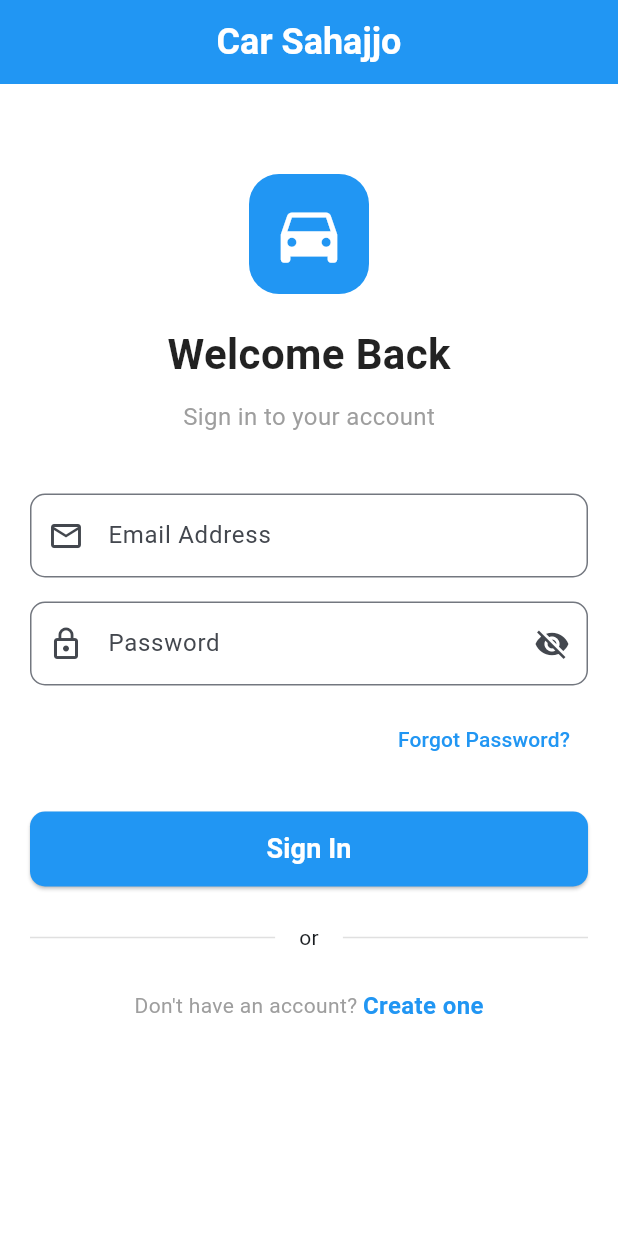
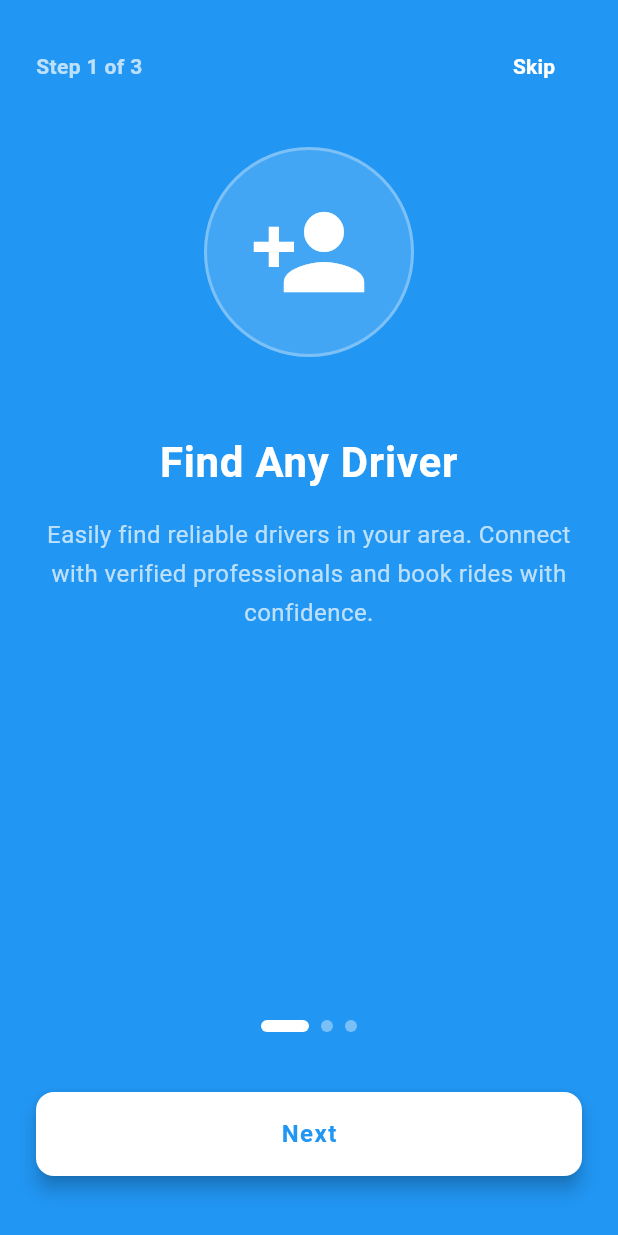
Before and after one commit to Rabbanihosni10/project_car_Sahajjo, a Flutter app: the screen it shows after launch, on a phone screen of 412 x 824 dp. Run offline on Flutter 3.47's test engine with Material 3 defaults, Android fonts, the phone set to English and light mode, and no system bars.

Commit message:
Onboarding Pages add

```diff
--- /dev/null
+++ b/lib/screens/onboarding_page.dart
@@ -0,0 +1,202 @@
+import 'package:flutter/material.dart';
+
+class OnboardingPage extends StatefulWidget {
+  final String title;
+  final String description;
+  final IconData icon;
+  final Color backgroundColor;
+  final int pageNumber;
+  final int totalPages;
+  final VoidCallback onNext;
+  final VoidCallback onSkip;
+
+  const OnboardingPage({
+    super.key,
+    required this.title,
+    required this.description,
+    required this.icon,
+    required this.backgroundColor,
+    required this.pageNumber,
+    required this.totalPages,
+    required this.onNext,
+    required this.onSkip,
+  });
+
+  @override
+  State<OnboardingPage> createState() => _OnboardingPageState();
+}
+
+class _OnboardingPageState extends State<OnboardingPage>
+    with SingleTickerProviderStateMixin {
+  late AnimationController _animationController;
+  late Animation<double> _fadeAnimation;
+  late Animation<Offset> _slideAnimation;
+  late Animation<double> _scaleAnimation;
+
+  @override
+  void initState() {
+    super.initState();
+
+    _animationController = AnimationController(
+      duration: const Duration(milliseconds: 1200),
+      vsync: this,
+    );
+
+    _fadeAnimation = Tween<double>(begin: 0.0, end: 1.0).animate(
+      CurvedAnimation(parent: _animationController, curve: Curves.easeIn),
+    );
+
+    _slideAnimation =
+        Tween<Offset>(begin: const Offset(0, 0.3), end: Offset.zero).animate(
+          CurvedAnimation(parent: _animationController, curve: Curves.easeOut),
+        );
+
+    _scaleAnimation = Tween<double>(begin: 0.8, end: 1.0).animate(
+      CurvedAnimation(parent: _animationController, curve: Curves.easeOutBack),
+    );
+
+    _animationController.forward();
+  }
+
+  @override
+  void dispose() {
+    _animationController.dispose();
+    super.dispose();
+  }
+
+  @override
+  Widget build(BuildContext context) {
+    return Scaffold(
+      backgroundColor: widget.backgroundColor,
+      body: SafeArea(
+        child: Padding(
+          padding: const EdgeInsets.symmetric(horizontal: 24.0, vertical: 20),
+          child: Column(
+            children: [
+              // Header with skip button
+              Row(
+                mainAxisAlignment: MainAxisAlignment.spaceBetween,
+                children: [
+                  Text(
+                    'Step ${widget.pageNumber} of ${widget.totalPages}',
+                    style: const TextStyle(
+                      fontSize: 14,
+                      fontWeight: FontWeight.w600,
+                      color: Colors.white70,
+                    ),
+                  ),
+                  TextButton(
+                    onPressed: widget.onSkip,
+                    child: const Text(
+                      'Skip',
+                      style: TextStyle(
+                        fontSize: 14,
+                        fontWeight: FontWeight.w600,
+                        color: Colors.white,
+                      ),
+                    ),
+                  ),
+                ],
+              ),
+              const SizedBox(height: 30),
+              // Animated Icon
+              ScaleTransition(
+                scale: _scaleAnimation,
+                child: Container(
+                  width: 140,
+                  height: 140,
+                  decoration: BoxDecoration(
+                    color: Colors.white.withOpacity(0.15),
+                    shape: BoxShape.circle,
+                    border: Border.all(
+                      color: Colors.white.withOpacity(0.3),
+                      width: 2,
+                    ),
+                  ),
+                  child: Icon(widget.icon, size: 80, color: Colors.white),
+                ),
+              ),
+              const SizedBox(height: 50),
+              // Animated Title and Description
+              FadeTransition(
+                opacity: _fadeAnimation,
+                child: SlideTransition(
+                  position: _slideAnimation,
+                  child: Column(
+                    children: [
+                      Text(
+                        widget.title,
+                        textAlign: TextAlign.center,
+                        style: const TextStyle(
+                          fontSize: 28,
+                          fontWeight: FontWeight.bold,
+                          color: Colors.white,
+                          letterSpacing: 0.5,
+                        ),
+                      ),
+                      const SizedBox(height: 16),
+                      Text(
+                        widget.description,
+                        textAlign: TextAlign.center,
+                        style: const TextStyle(
+                          fontSize: 16,
+                          color: Colors.white70,
+                          height: 1.6,
+                          letterSpacing: 0.3,
+                        ),
+                      ),
+                    ],
+                  ),
+                ),
+              ),
+              const Spacer(),
+              // Progress Indicator
+              Row(
+                mainAxisAlignment: MainAxisAlignment.center,
+                children: List.generate(
+                  widget.totalPages,
+                  (index) => Container(
+                    width: index == widget.pageNumber - 1 ? 32 : 8,
+                    height: 8,
+                    margin: const EdgeInsets.symmetric(horizontal: 4),
+                    decoration: BoxDecoration(
+                      color: index == widget.pageNumber - 1
+                          ? Colors.white
+                          : Colors.white.withOpacity(0.4),
+                      borderRadius: BorderRadius.circular(4),
+                    ),
+                  ),
+                ),
+              ),
+              const SizedBox(height: 40),
+              // Next Button
+              ElevatedButton(
+                onPressed: widget.onNext,
+                style: ElevatedButton.styleFrom(
+                  backgroundColor: Colors.white,
+                  foregroundColor: widget.backgroundColor,
+                  minimumSize: const Size(double.infinity, 56),
+                  shape: RoundedRectangleBorder(
+                    borderRadius: BorderRadius.circular(12),
+                  ),
+                  elevation: 5,
+                ),
+                child: Text(
+                  widget.pageNumber == widget.totalPages
+                      ? 'Get Started'
+                      : 'Next',
+                  style: const TextStyle(
+                    fontSize: 16,
+                    fontWeight: FontWeight.bold,
+                    letterSpacing: 1,
+                  ),
+                ),
+              ),
+              const SizedBox(height: 20),
+            ],
+          ),
+        ),
+      ),
+    );
+  }
+}
--- /dev/null
+++ b/lib/screens/onboarding_screen.dart
@@ -0,0 +1,73 @@
+import 'package:flutter/material.dart';
+import 'onboarding_page.dart';
+import 'sign_in_screen.dart';
+
+class OnboardingScreen extends StatefulWidget {
+  const OnboardingScreen({super.key});
+
+  @override
+  State<OnboardingScreen> createState() => _OnboardingScreenState();
+}
+
+class _OnboardingScreenState extends State<OnboardingScreen> {
+  int currentPage = 1;
+  final int totalPages = 3;
+
+  final List<Map<String, dynamic>> onboardingData = [
+    {
+      'title': 'Find Any Driver',
+      'description':
+          'Easily find reliable drivers in your area. Connect with verified professionals and book rides with confidence.',
+      'icon': Icons.person_add,
+      'color': const Color(0xFF2196F3),
+    },
+    {
+      'title': 'Find Car Parts',
+      'description':
+          'Browse and purchase genuine car parts from trusted sellers. Get exactly what you need for your vehicle maintenance.',
+      'icon': Icons.build,
+      'color': const Color(0xFF00BCD4),
+    },
+    {
+      'title': 'Find Nearest Garage',
+      'description':
+          'Locate the nearest service garage to you. Check ratings, services, and book appointments instantly.',
+      'icon': Icons.location_on,
+      'color': const Color(0xFF009688),
+    },
+  ];
+
+  void _nextPage() {
+    if (currentPage < totalPages) {
+      setState(() {
+        currentPage++;
+      });
+    } else {
+      Navigator.of(context).pushReplacement(
+        MaterialPageRoute(builder: (context) => const SignInScreen()),
+      );
+    }
+  }
+
+  void _skipOnboarding() {
+    Navigator.of(context).pushReplacement(
+      MaterialPageRoute(builder: (context) => const SignInScreen()),
+    );
+  }
+
+  @override
+  Widget build(BuildContext context) {
+    final data = onboardingData[currentPage - 1];
+
+    return OnboardingPage(
+      title: data['title'],
+      description: data['description'],
+      icon: data['icon'],
+      backgroundColor: data['color'],
+      pageNumber: currentPage,
+      totalPages: totalPages,
+      onNext: _nextPage,
+      onSkip: _skipOnboarding,
+    );
+  }
+}
--- a/lib/screens/splash_screen.dart
+++ b/lib/screens/splash_screen.dart
@@ -1,6 +1,6 @@
 import 'package:flutter/material.dart';
 import 'dart:async';
-import 'sign_in_screen.dart';
+import 'onboarding_screen.dart';
 
 class SplashScreen extends StatefulWidget {
   const SplashScreen({super.key});
@@ -9,7 +9,8 @@ class SplashScreen extends StatefulWidget {
   State<SplashScreen> createState() => _SplashScreenState();
 }
 
-class _SplashScreenState extends State<SplashScreen> with SingleTickerProviderStateMixin {
+class _SplashScreenState extends State<SplashScreen>
+    with SingleTickerProviderStateMixin {
   late AnimationController _animationController;
   late Animation<double> _fadeAnimation;
   late Animation<double> _scaleAnimation;
@@ -25,25 +26,19 @@ class _SplashScreenState extends State<SplashScreen> with SingleTickerProviderSt
     );
 
     _fadeAnimation = Tween<double>(begin: 0.0, end: 1.0).animate(
-      CurvedAnimation(
-        parent: _animationController,
-        curve: Curves.easeIn,
-      ),
+      CurvedAnimation(parent: _animationController, curve: Curves.easeIn),
     );
 
     _scaleAnimation = Tween<double>(begin: 0.5, end: 1.0).animate(
-      CurvedAnimation(
-        parent: _animationController,
-        curve: Curves.easeOutBack,
-      ),
+      CurvedAnimation(parent: _animationController, curve: Curves.easeOutBack),
     );
 
     _animationController.forward();
 
-    // Navigate to sign in screen after delay
+    // Navigate to onboarding screen after delay
     Timer(const Duration(seconds: 3), () {
       Navigator.of(context).pushReplacement(
-        MaterialPageRoute(builder: (context) => const SignInScreen()),
+        MaterialPageRoute(builder: (context) => const OnboardingScreen()),
       );
     });
   }
```
